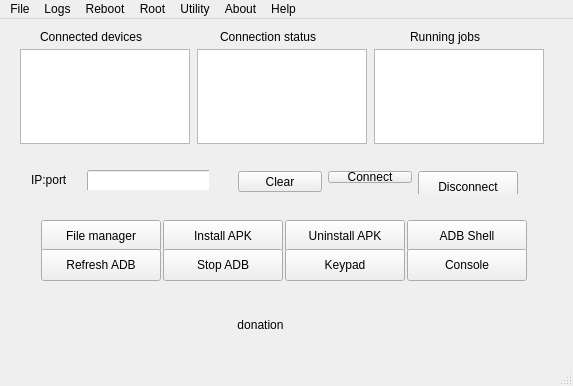
Qt form mainwindow3.ui (Eliminater74/adblink) before a commit.
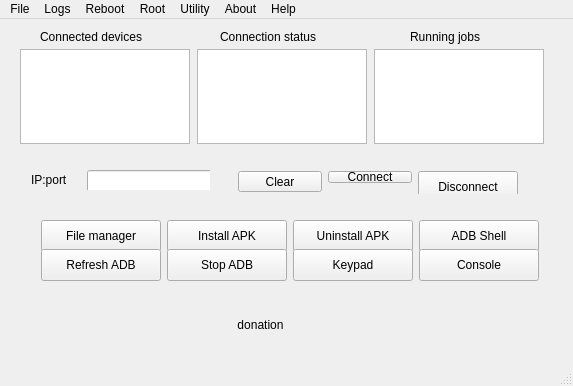
The same form after that commit.

```diff
--- a/mainwindow3.ui
+++ b/mainwindow3.ui
@@ -732,7 +732,7 @@
      <rect>
       <x>20</x>
       <y>140</y>
-      <width>189</width>
+      <width>190</width>
       <height>31</height>
      </rect>
     </property>
@@ -777,12 +777,12 @@
      </item>
     </layout>
    </widget>
-   <widget class="QWidget" name="">
+   <widget class="QWidget" name="layoutWidget">
     <property name="geometry">
      <rect>
       <x>30</x>
       <y>190</y>
-      <width>503</width>
+      <width>524</width>
       <height>73</height>
      </rect>
     </property>
```
Left out of the diff: 15 changed lines with no effect on the pictures.
